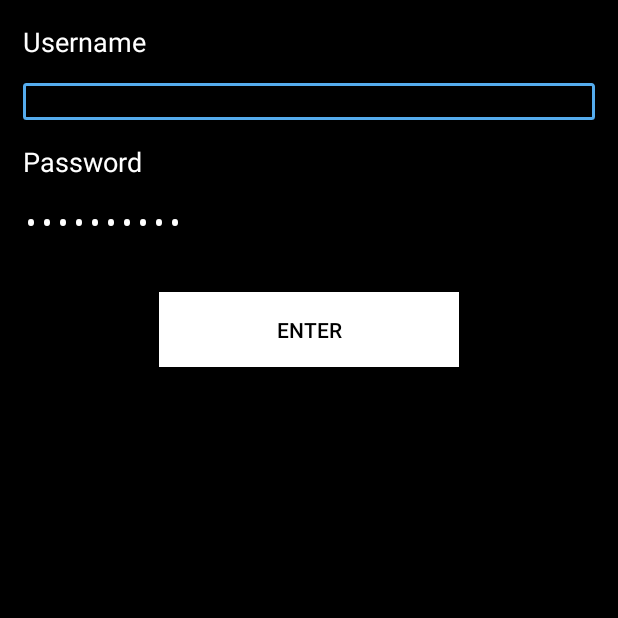
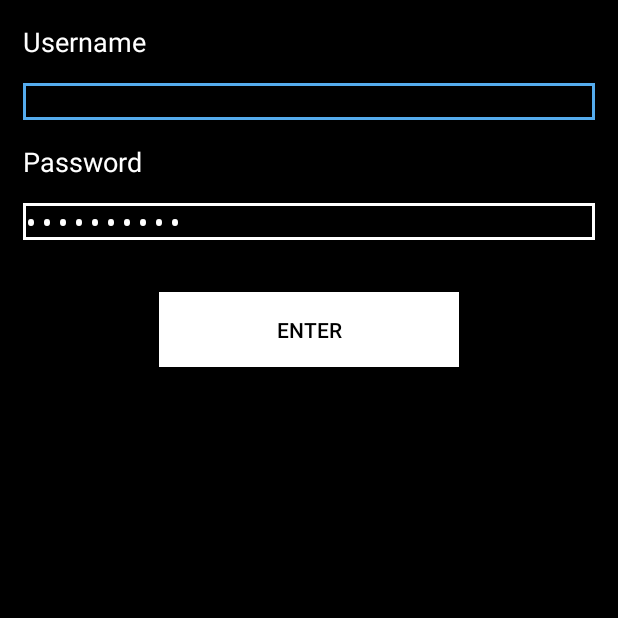
Before and after one commit to AvelinoMorganti/SCMU, an Android app: the screen it shows after launch (LoginActivity), on a phone screen of 412 x 824 dp, the top half of it. Run offline under Robolectric (Android 15) with nearby library versions, the phone set to English and light mode, and no system bars.

Commit message:
drawables improvements.

```diff
--- a/Client/app/src/main/res/drawable/backwithborder.xml
+++ b/Client/app/src/main/res/drawable/backwithborder.xml
@@ -1,19 +1,20 @@
 <selector xmlns:android="http://schemas.android.com/apk/res/android">
 
-    <item android:state_enabled="true"
-        android:state_focused="true">
+    <item android:state_enabled="true" android:state_focused="true">
         <shape android:padding="10dp" android:shape="rectangle">
             <stroke android:width="2dp" android:color="@color/twitter" />
-            <corners android:bottomLeftRadius="15dp" android:bottomRightRadius="15dp" android:topLeftRadius="15dp" android:topRightRadius="15dp" />
+            <corners android:bottomLeftRadius="0dp" android:bottomRightRadius="0dp" android:topLeftRadius="0dp" android:topRightRadius="0dp" />
+            <!-- <corners android:bottomLeftRadius="15dp" android:bottomRightRadius="15dp" android:topLeftRadius="15dp" android:topRightRadius="15dp" /> -->
         </shape>
     </item>
     <item android:state_enabled="true">
-        <shape android:padding="10dp"
-            android:shape="rectangle">
-            <corners android:bottomLeftRadius="15dp" android:bottomRightRadius="15dp" android:topLeftRadius="15dp" android:topRightRadius="15dp" />
+        <shape android:padding="10dp" android:shape="rectangle">
+            <stroke android:width="2dp" android:color="@color/white" />
+            <corners android:bottomLeftRadius="0dp" android:bottomRightRadius="0dp" android:topLeftRadius="0dp" android:topRightRadius="0dp" />
+            <!-- <corners android:bottomLeftRadius="15dp" android:bottomRightRadius="15dp" android:topLeftRadius="15dp" android:topRightRadius="15dp" /> -->
         </shape>
     </item>
 </selector>
 
 
-<!-- quando pressionado adiciona borda redonda -->
+    <!-- quando pressionado adiciona borda redonda -->
--- a/Client/app/src/main/res/drawable/pressed.xml
+++ b/Client/app/src/main/res/drawable/pressed.xml
@@ -6,4 +6,4 @@
 </selector>
 
 
-    <!-- Altera a cor quando o elemento é focado -->
+    <!-- Altera a cor quando o elemento é pressionado -->
--- a/Client/app/src/main/res/layout/login.xml
+++ b/Client/app/src/main/res/layout/login.xml
@@ -39,7 +39,7 @@
             android:textColor="@color/white"
             android:hint="example@whaves.com"
             android:textColorHint="@drawable/selector"
-            android:background="@drawable/border" />
+            android:background="@drawable/backwithborder" />
 
         <TextView
             android:layout_width="fill_parent"
```
